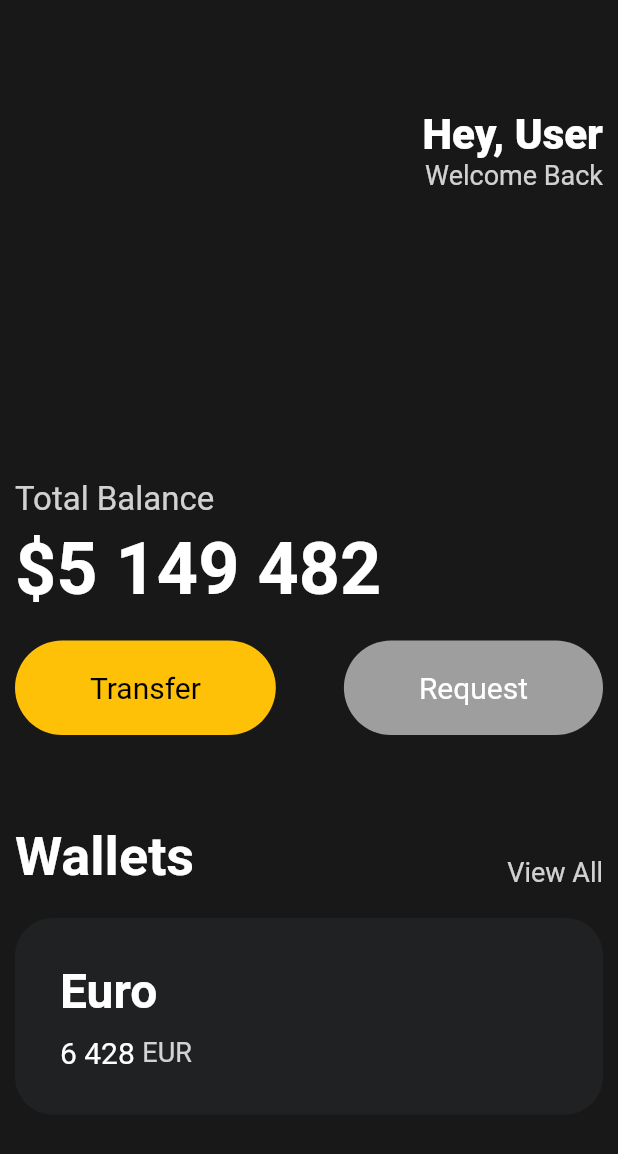
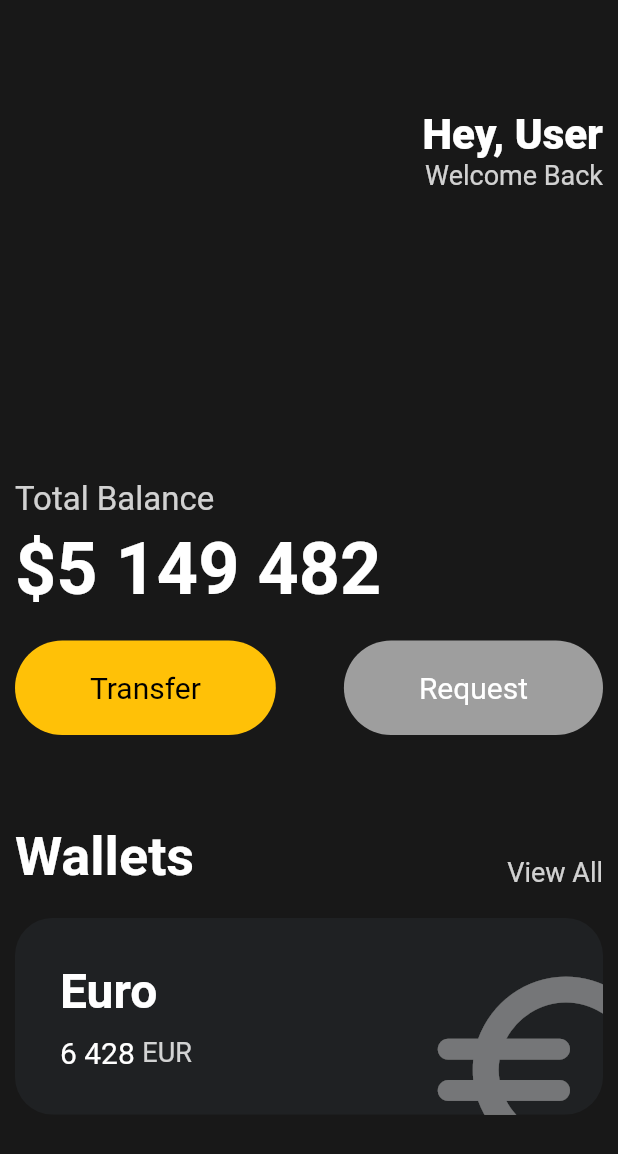
Before and after one commit to UnyongChoi/flutter_tutorial, a Flutter app: the screen it shows after launch, on a phone screen of 412 x 824 dp. Shown: the top 1154 px of the screen. Run offline on Flutter 3.47's test engine with Material 2 defaults, Android fonts, the light colour scheme and no system bars.

Commit message:
added icon with transformation

```diff
--- a/lib/main.dart
+++ b/lib/main.dart
@@ -112,6 +112,7 @@ class App extends StatelessWidget {
                 height: 20,
               ),
               Container(
+                clipBehavior: Clip.hardEdge,
                 decoration: BoxDecoration(
                   color: const Color(0xFF1F2123),
                   borderRadius: BorderRadius.circular(25),
@@ -119,6 +120,7 @@ class App extends StatelessWidget {
                 child: Padding(
                   padding: const EdgeInsets.all(30),
                   child: Row(
+                    mainAxisAlignment: MainAxisAlignment.spaceBetween,
                     children: [
                       Column(
                         crossAxisAlignment: CrossAxisAlignment.start,
@@ -155,7 +157,18 @@ class App extends StatelessWidget {
                             ],
                           )
                         ],
-                      )
+                      ),
+                      Transform.scale(
+                        scale: 2.4,
+                        child: Transform.translate(
+                          offset: const Offset(8, 15),
+                          child: const Icon(
+                            Icons.euro_rounded,
+                            size: 69,
+                            color: Colors.white38,
+                          ),
+                        ),
+                      ),
                     ],
                   ),
                 ),
```
